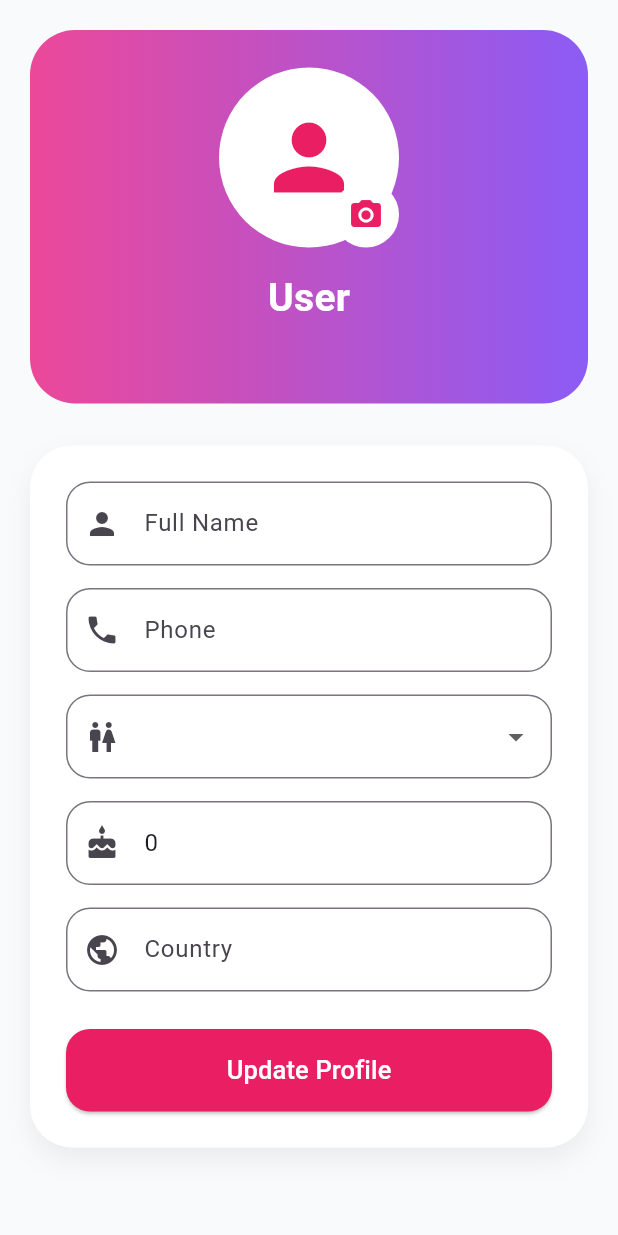
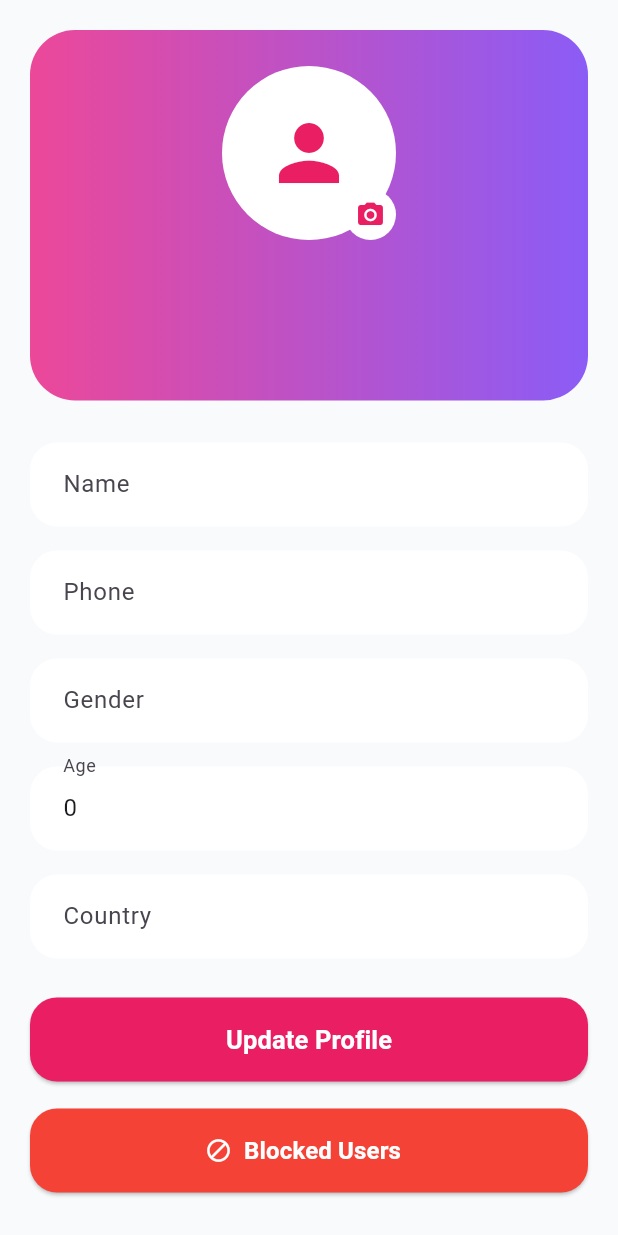
Before and after one commit to jahidsgithub/dating_app, a Flutter app: the ProfileScreen screen opened directly with empty values, on a phone screen of 412 x 824 dp. Run offline on Flutter 3.47's test engine with Material 3 defaults, Android fonts, the phone set to English and light mode, and no system bars; our stand-ins replace image_picker, permission_handler, shared_preferences, vibration; missing offline and left inert: agora_rtc_engine; accounts and stored records are empty; network calls fail.

Commit message:
New Update

```diff
--- a/app/lib/screens/profile_screen.dart
+++ b/app/lib/screens/profile_screen.dart
@@ -4,6 +4,7 @@ import 'package:flutter/material.dart';
 import 'package:image_picker/image_picker.dart';
 
 import '../services/api_service.dart';
+import 'blocked_users_screen.dart';
 
 class ProfileScreen extends StatefulWidget {
   final Map<String, dynamic> user;
@@ -15,27 +16,60 @@ class ProfileScreen extends StatefulWidget {
 }
 
 class _ProfileScreenState extends State<ProfileScreen> {
-  final nameController = TextEditingController();
-  final phoneController = TextEditingController();
-  final ageController = TextEditingController();
-  final countryController = TextEditingController();
+  late Map<String, dynamic> currentUser;
 
-  String gender = "male";
-  String profilePhoto = "";
+  late TextEditingController nameController;
+  late TextEditingController phoneController;
+  late TextEditingController genderController;
+  late TextEditingController ageController;
+  late TextEditingController countryController;
 
   bool isLoading = false;
   bool photoLoading = false;
+
+  String profilePhoto = "";
 
   @override
   void initState() {
     super.initState();
 
-    nameController.text = widget.user["name"]?.toString() ?? "";
-    phoneController.text = widget.user["phone"]?.toString() ?? "";
-    ageController.text = widget.user["age"]?.toString() ?? "18";
-    countryController.text = widget.user["country"]?.toString() ?? "";
-    gender = widget.user["gender"]?.toString() ?? "male";
-    profilePhoto = widget.user["profile_photo"]?.toString() ?? "";
+    currentUser = Map<String, dynamic>.from(widget.user);
+
+    nameController = TextEditingController();
+    phoneController = TextEditingController();
+    genderController = TextEditingController();
+    ageController = TextEditingController();
+    countryController = TextEditingController();
+
+    fillControllers();
+    refreshUserDetails();
+  }
+
+  void fillControllers() {
+    profilePhoto = currentUser["profile_photo"]?.toString() ?? "";
+
+    nameController.text = currentUser["name"]?.toString() ?? "";
+    phoneController.text = currentUser["phone"]?.toString() ?? "";
+    genderController.text = currentUser["gender"]?.toString() ?? "";
+    ageController.text = currentUser["age"]?.toString() ?? "";
+    countryController.text = currentUser["country"]?.toString() ?? "";
+  }
+
+  Future<void> refreshUserDetails() async {
+    try {
+      final response = await ApiService.userDetails(
+        userId: currentUser["id"].toString(),
+      );
+
+      if (response["status"] == true) {
+        setState(() {
+          currentUser = Map<String, dynamic>.from(response["user"]);
+          fillControllers();
+        });
+      }
+    } catch (e) {
+      debugPrint("User refresh error: $e");
+    }
   }
 
   Future<void> updateProfile() async {
@@ -43,98 +77,99 @@ class _ProfileScreenState extends State<ProfileScreen> {
 
     try {
       final response = await ApiService.updateProfile(
-        userId: widget.user["id"].toString(),
+        userId: currentUser["id"].toString(),
         name: nameController.text.trim(),
         phone: phoneController.text.trim(),
-        gender: gender,
+        gender: genderController.text.trim(),
         age: ageController.text.trim(),
         country: countryController.text.trim(),
       );
 
-      setState(() => isLoading = false);
-
       ScaffoldMessenger.of(
         context,
-      ).showSnackBar(SnackBar(content: Text(response["message"])));
+      ).showSnackBar(SnackBar(content: Text(response["message"].toString())));
+
+      await refreshUserDetails();
     } catch (e) {
-      setState(() => isLoading = false);
-
       ScaffoldMessenger.of(
         context,
-      ).showSnackBar(SnackBar(content: Text("Error: $e")));
-    }
+      ).showSnackBar(SnackBar(content: Text("Update error: $e")));
     }
 
-  Future<void> pickAndUploadImage() async {
+    setState(() => isLoading = false);
+  }
+
+  Future<void> pickProfilePhoto() async {
     final picker = ImagePicker();
 
-    final pickedImage = await picker.pickImage(
+    final picked = await picker.pickImage(
       source: ImageSource.gallery,
       imageQuality: 75,
     );
 
-    if (pickedImage == null) return;
+    if (picked == null) return;
 
     setState(() => photoLoading = true);
 
+    File imageFile = File(picked.path);
+
     try {
       final response = await ApiService.uploadProfilePhoto(
-        userId: widget.user["id"].toString(),
-        imageFile: File(pickedImage.path),
+        userId: currentUser["id"].toString(),
+        imageFile: imageFile,
       );
-
-      setState(() => photoLoading = false);
 
       if (response["status"] == true) {
         setState(() {
-          profilePhoto = response["profile_photo"];
+          profilePhoto = response["profile_photo"]?.toString() ?? "";
         });
+
+        await refreshUserDetails();
       }
 
       ScaffoldMessenger.of(
         context,
-      ).showSnackBar(SnackBar(content: Text(response["message"])));
+      ).showSnackBar(SnackBar(content: Text(response["message"].toString())));
     } catch (e) {
-      setState(() => photoLoading = false);
-
       ScaffoldMessenger.of(
         context,
       ).showSnackBar(SnackBar(content: Text("Upload error: $e")));
     }
+
+    setState(() => photoLoading = false);
   }
 
-  Widget inputBox({
+  Widget buildTextField({
+    required String label,
     required TextEditingController controller,
-    required String hint,
-    required IconData icon,
-    TextInputType type = TextInputType.text,
+    TextInputType keyboardType = TextInputType.text,
   }) {
-    return TextField(
+    return Padding(
+      padding: const EdgeInsets.only(bottom: 16),
+      child: TextField(
         controller: controller,
-      keyboardType: type,
+        keyboardType: keyboardType,
         decoration: InputDecoration(
-        hintText: hint,
-        prefixIcon: Icon(icon),
-        border: OutlineInputBorder(borderRadius: BorderRadius.circular(16)),
+          labelText: label,
+          filled: true,
+          fillColor: Colors.white,
+          contentPadding: const EdgeInsets.symmetric(
+            horizontal: 18,
+            vertical: 16,
+          ),
+          border: OutlineInputBorder(
+            borderRadius: BorderRadius.circular(18),
+            borderSide: BorderSide.none,
+          ),
+        ),
       ),
     );
   }
 
-  @override
-  Widget build(BuildContext context) {
-    ImageProvider? photoProvider;
-
-    if (profilePhoto.isNotEmpty) {
-      photoProvider = NetworkImage("http://10.0.2.2/dating_app/$profilePhoto");
-    }
-
-    return SingleChildScrollView(
-      padding: const EdgeInsets.all(20),
-      child: Column(
-        children: [
-          Container(
+  Widget profileHeader() {
+    return Container(
       width: double.infinity,
-            padding: const EdgeInsets.all(25),
+      padding: const EdgeInsets.all(24),
       decoration: BoxDecoration(
         gradient: const LinearGradient(
           colors: [Color(0xffec4899), Color(0xff8b5cf6)],
@@ -143,157 +178,169 @@ class _ProfileScreenState extends State<ProfileScreen> {
       ),
       child: Column(
         children: [
-                Stack(
-                  alignment: Alignment.bottomRight,
+          GestureDetector(
+            onTap: photoLoading ? null : pickProfilePhoto,
+            child: Stack(
               children: [
                 CircleAvatar(
-                      radius: 60,
+                  radius: 58,
                   backgroundColor: Colors.white,
-                      backgroundImage: photoProvider,
-                      child: profilePhoto.isEmpty
-                          ? const Icon(
-                              Icons.person,
-                              size: 70,
-                              color: Colors.pink,
+                  backgroundImage: profilePhoto.isNotEmpty
+                      ? NetworkImage(
+                          "http://127.0.0.1/dating_app/$profilePhoto",
                         )
                       : null,
+                  child: profilePhoto.isEmpty
+                      ? const Icon(Icons.person, size: 60, color: Colors.pink)
+                      : null,
                 ),
-
-                    InkWell(
-                      onTap: photoLoading ? null : pickAndUploadImage,
-                      child: CircleAvatar(
-                        radius: 22,
-                        backgroundColor: Colors.white,
+                Positioned(
+                  right: 0,
+                  bottom: 0,
+                  child: Container(
+                    padding: const EdgeInsets.all(7),
+                    decoration: BoxDecoration(
+                      color: Colors.white,
+                      borderRadius: BorderRadius.circular(50),
+                    ),
                     child: photoLoading
                         ? const SizedBox(
                             height: 18,
                             width: 18,
                             child: CircularProgressIndicator(
                               strokeWidth: 2,
+                              color: Colors.pink,
                             ),
                           )
-                            : const Icon(Icons.camera_alt, color: Colors.pink),
+                        : const Icon(
+                            Icons.camera_alt,
+                            color: Colors.pink,
+                            size: 20,
+                          ),
                   ),
                 ),
               ],
             ),
-
-                const SizedBox(height: 15),
-
+          ),
+          const SizedBox(height: 16),
           Text(
-                  nameController.text.isEmpty ? "User" : nameController.text,
+            currentUser["name"]?.toString() ?? "",
             style: const TextStyle(
               color: Colors.white,
               fontSize: 26,
               fontWeight: FontWeight.bold,
             ),
           ),
-
-                const SizedBox(height: 6),
-
+          const SizedBox(height: 8),
           Text(
-                  widget.user["email"]?.toString() ?? "",
+            currentUser["email"]?.toString() ?? "",
             style: const TextStyle(color: Colors.white70),
           ),
         ],
       ),
+    );
+  }
+
+  Widget blockedUsersButton() {
+    return SizedBox(
+      width: double.infinity,
+      height: 56,
+      child: ElevatedButton.icon(
+        onPressed: () {
+          Navigator.push(
+            context,
+            MaterialPageRoute(
+              builder: (_) => BlockedUsersScreen(user: currentUser),
             ),
+          );
+        },
+        icon: const Icon(Icons.block),
+        label: const Text(
+          "Blocked Users",
+          style: TextStyle(fontSize: 16, fontWeight: FontWeight.bold),
+        ),
+        style: ElevatedButton.styleFrom(
+          backgroundColor: Colors.red,
+          foregroundColor: Colors.white,
+          shape: RoundedRectangleBorder(
+            borderRadius: BorderRadius.circular(18),
+          ),
+        ),
+      ),
+    );
+  }
+
+  @override
+  void dispose() {
+    nameController.dispose();
+    phoneController.dispose();
+    genderController.dispose();
+    ageController.dispose();
+    countryController.dispose();
+    super.dispose();
+  }
+
+  @override
+  Widget build(BuildContext context) {
+    return Scaffold(
+      backgroundColor: const Color(0xfff8fafc),
+      body: SingleChildScrollView(
+        padding: const EdgeInsets.all(20),
+        child: Column(
+          children: [
+            profileHeader(),
 
             const SizedBox(height: 28),
 
-          Container(
-            padding: const EdgeInsets.all(24),
-            decoration: BoxDecoration(
-              color: Colors.white,
-              borderRadius: BorderRadius.circular(28),
-              boxShadow: [
-                BoxShadow(
-                  color: Colors.black.withOpacity(.06),
-                  blurRadius: 14,
-                  offset: const Offset(0, 8),
-                ),
-              ],
-            ),
-            child: Column(
-              children: [
-                inputBox(
-                  controller: nameController,
-                  hint: "Full Name",
-                  icon: Icons.person,
+            buildTextField(label: "Name", controller: nameController),
+
+            buildTextField(
+              label: "Phone",
+              controller: phoneController,
+              keyboardType: TextInputType.phone,
             ),
 
-                const SizedBox(height: 15),
+            buildTextField(label: "Gender", controller: genderController),
 
-                inputBox(
-                  controller: phoneController,
-                  hint: "Phone",
-                  icon: Icons.phone,
-                  type: TextInputType.phone,
+            buildTextField(
+              label: "Age",
+              controller: ageController,
+              keyboardType: TextInputType.number,
             ),
 
-                const SizedBox(height: 15),
+            buildTextField(label: "Country", controller: countryController),
 
-                DropdownButtonFormField<String>(
-                  value: gender,
-                  decoration: InputDecoration(
-                    prefixIcon: const Icon(Icons.wc),
-                    border: OutlineInputBorder(
-                      borderRadius: BorderRadius.circular(16),
-                    ),
-                  ),
-                  items: const [
-                    DropdownMenuItem(value: "male", child: Text("Male")),
-                    DropdownMenuItem(value: "female", child: Text("Female")),
-                    DropdownMenuItem(value: "other", child: Text("Other")),
-                  ],
-                  onChanged: (value) {
-                    setState(() => gender = value!);
-                  },
-                ),
-
-                const SizedBox(height: 15),
-
-                inputBox(
-                  controller: ageController,
-                  hint: "Age",
-                  icon: Icons.cake,
-                  type: TextInputType.number,
-                ),
-
-                const SizedBox(height: 15),
-
-                inputBox(
-                  controller: countryController,
-                  hint: "Country",
-                  icon: Icons.public,
-                ),
-
-                const SizedBox(height: 25),
+            const SizedBox(height: 10),
 
             SizedBox(
               width: double.infinity,
-                  height: 55,
+              height: 56,
               child: ElevatedButton(
                 onPressed: isLoading ? null : updateProfile,
                 style: ElevatedButton.styleFrom(
                   backgroundColor: Colors.pink,
                   foregroundColor: Colors.white,
                   shape: RoundedRectangleBorder(
-                        borderRadius: BorderRadius.circular(16),
+                    borderRadius: BorderRadius.circular(18),
                   ),
                 ),
                 child: isLoading
                     ? const CircularProgressIndicator(color: Colors.white)
                     : const Text(
                         "Update Profile",
-                            style: TextStyle(fontSize: 17),
+                        style: TextStyle(
+                          fontSize: 17,
+                          fontWeight: FontWeight.bold,
                         ),
                       ),
               ),
+            ),
+
+            const SizedBox(height: 18),
+
+            blockedUsersButton(),
           ],
         ),
-          ),
-        ],
       ),
     );
   }
--- a/app/lib/services/api_service.dart
+++ b/app/lib/services/api_service.dart
@@ -327,4 +327,16 @@ class ApiService {
 
     return jsonDecode(response.body);
   }
+
+  /* USER DETAILS */
+  static Future<Map<String, dynamic>> userDetails({
+    required String userId,
+  }) async {
+    final response = await http.post(
+      Uri.parse("${ApiConfig.baseUrl}/user_details.php"),
+      body: {"user_id": userId},
+    );
+
+    return jsonDecode(response.body);
+  }
 }
```
Lines whose indentation alone changed are shown as unchanged.
